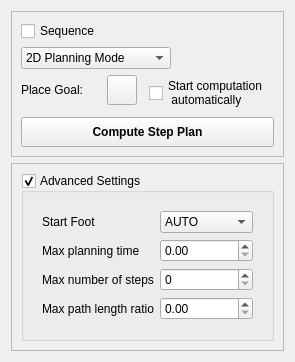
Before: the Qt Designer form vigir_footstep_planning_rviz_plugin/ui_forms/planning_widget.ui in team-vigir/vigir_footstep_planning_visual_tools, drawn with Qt 5.
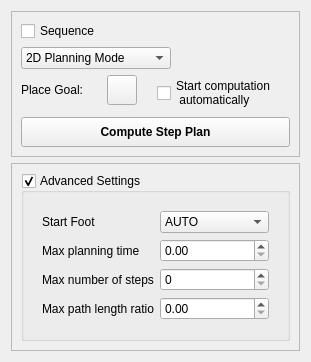
After: the same form once the commit is applied.

Diff of the .ui file:
```diff
--- a/vigir_footstep_planning_rviz_plugin/ui_forms/planning_widget.ui
+++ b/vigir_footstep_planning_rviz_plugin/ui_forms/planning_widget.ui
@@ -6,8 +6,8 @@
    <rect>
     <x>0</x>
     <y>0</y>
-    <width>291</width>
-    <height>358</height>
+    <width>311</width>
+    <height>362</height>
    </rect>
   </property>
   <property name="windowTitle">
```
Left out of the diff: 8 changed lines with no effect on the pictures.
